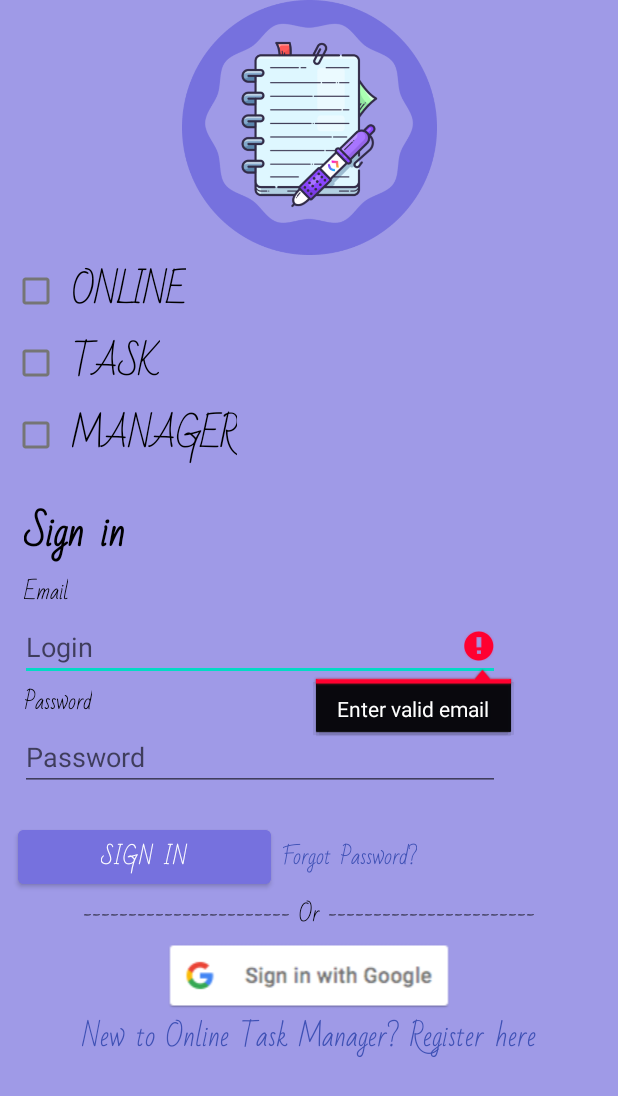
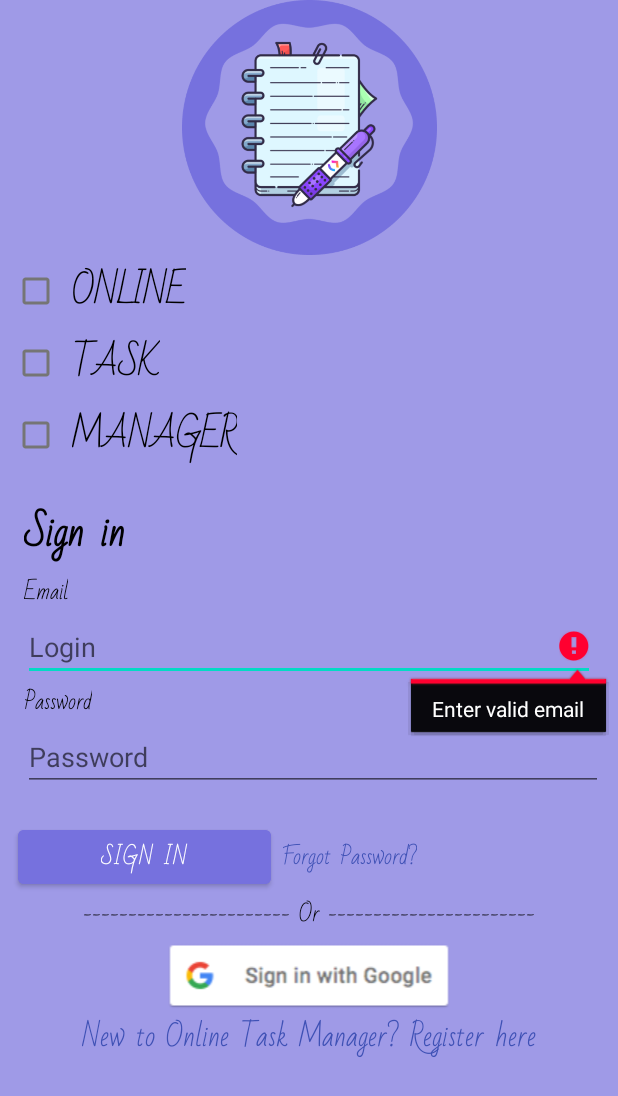
Before and after one commit to TeongYew/OnlineTaskManager---A202SGI, an Android app: the LoginActivity screen opened directly, with no data from a screen before it, after a tap on "SIGN IN", on a phone screen of 412 x 824 dp. Shown: the top 1096 px of the screen. Run offline under Robolectric (Android 15) with nearby library versions, the phone set to English and light mode, and no system bars; our stand-ins replace Firebase (no records; nobody signed in at launch, a user with empty details on screens opened directly).

Commit message:
edit login page

```diff
--- a/OnlineTaskManager/app/src/main/res/layout/activity_login.xml
+++ b/OnlineTaskManager/app/src/main/res/layout/activity_login.xml
@@ -35,14 +35,17 @@
 
     <EditText
         android:id="@+id/txtEmail"
-        android:layout_width="wrap_content"
+        android:layout_width="match_parent"
         android:layout_height="wrap_content"
-        android:layout_marginStart="13dp"
         android:autofillHints="emailAddress"
         android:ems="15"
         android:gravity="left"
         android:hint="@string/login_text"
         android:inputType="textEmailAddress"
+        android:layout_marginLeft="15dp"
+        android:layout_marginRight="15dp"
+        app:layout_constraintEnd_toEndOf="parent"
+        app:layout_constraintHorizontal_bias="0.0"
         app:layout_constraintStart_toStartOf="parent"
         app:layout_constraintTop_toBottomOf="@+id/fstTxt" />
 
@@ -59,14 +62,16 @@
 
     <EditText
         android:id="@+id/txtPwd"
-        android:layout_width="wrap_content"
+        android:layout_width="match_parent"
         android:layout_height="wrap_content"
-        android:layout_marginStart="13dp"
         android:autofillHints="password"
         android:ems="15"
         android:gravity="left"
         android:hint="@string/password_text"
+        android:layout_marginLeft="15dp"
+        android:layout_marginRight="10dp"
         android:inputType="textPassword"
+        app:layout_constraintEnd_toEndOf="parent"
         app:layout_constraintStart_toStartOf="parent"
         app:layout_constraintTop_toBottomOf="@+id/secTxt" />
 
```
